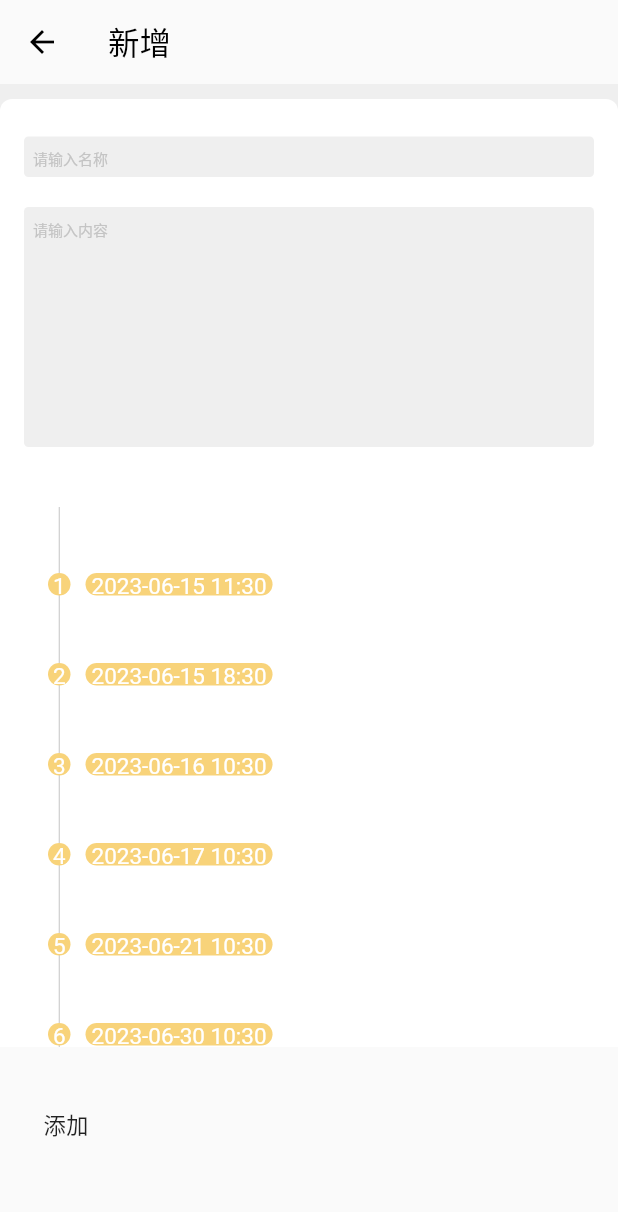
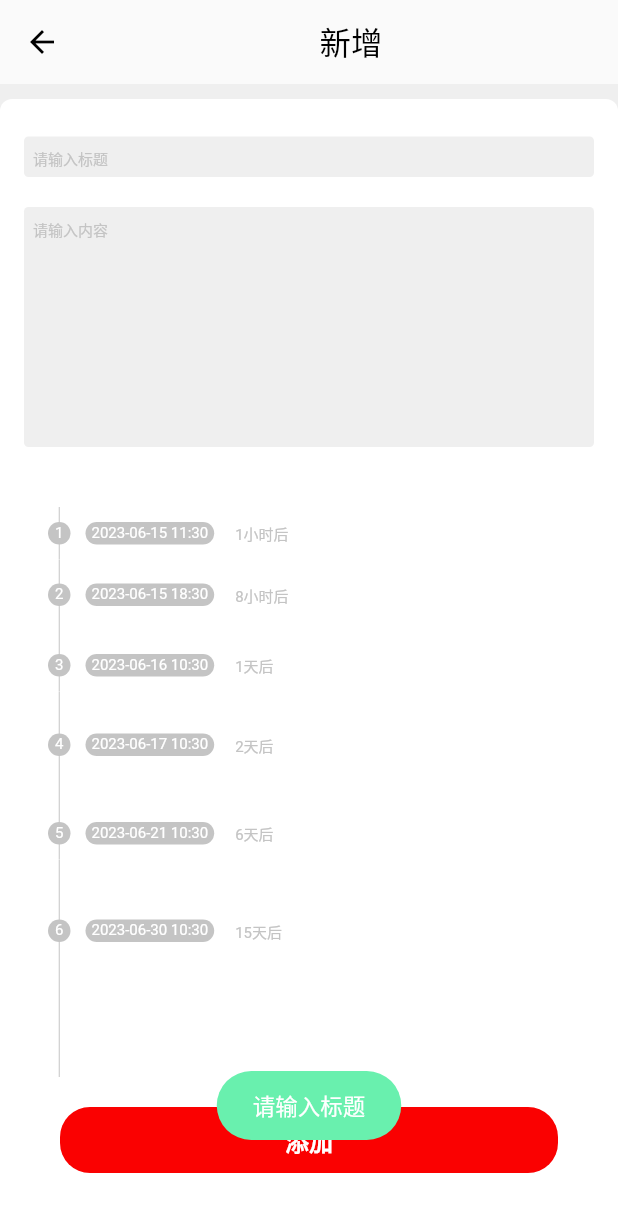
Before and after one commit to TG-lab3k/mobile-lapse-beta, a Flutter app: the AddedPage screen opened by its route, after a tap on "添加", on a phone screen of 412 x 824 dp. Shown: the top 1212 px of the screen. Run offline on Flutter 3.47's test engine with Material 2 defaults, Android fonts, the phone set to English and light mode, and no system bars; our stand-ins replace flutter_bloc, fluttertoast, go_router, pull_to_refresh, sqflite; missing offline and left inert: flutter_cupertino_datetime_picker; accounts and stored records are empty; generated files the repository leaves out were written again.

Commit message:
optimize added page

```diff
--- a/lib/business/memory/added/added_page.dart
+++ b/lib/business/memory/added/added_page.dart
@@ -2,11 +2,11 @@ import 'package:flutter/material.dart';
 import 'package:go_router/go_router.dart';
 import 'package:lapse/business/memory/added/added_service.dart';
 import 'package:lapse/business/memory/added/amend_timeline_widget.dart';
-import 'package:lapse/business/memory/repository/database/database_repository.dart';
 import 'package:lapse/business/memory/repository/database/memory_content.dart';
 import 'package:lapse/business/memory/repository/database/schedule.dart';
 import 'package:lapse/business/memory/repository/database/tenant.dart';
 import 'package:lapse/l10n/localizations.dart';
+import 'package:lapse/widget/clickable.dart';
 import 'package:lapse/widget/skeleton.dart';
 import 'package:flutter_gen/gen_l10n/app_localizations.dart';
 import 'package:lapse/widget/toasts.dart';
@@ -83,6 +83,7 @@ class _AddedPageState extends State<AddedPage> {
                           child: TextField(
                             maxLines: 1,
                             style: textFieldStyle,
+                            cursorColor: colorPrimary8,
                             decoration: buildInputDecoration(
                                 localizations.memAddedTitleHint),
                             keyboardType: TextInputType.text,
@@ -97,6 +98,7 @@ class _AddedPageState extends State<AddedPage> {
                           minLines: 8,
                           maxLines: 8,
                           style: textFieldStyle,
+                          cursorColor: colorPrimary8,
                           controller: _contentEditingController,
                           decoration: buildInputDecoration(
                               localizations.memAddedContentHint),
@@ -104,32 +106,41 @@ class _AddedPageState extends State<AddedPage> {
                       ),
                     ])))));
 
-    var contentWidget = Stack(
-      children: [
-        CustomScrollView(
+    var contentWidget = Container(
+        decoration: const BoxDecoration(color: colorPrimary6),
+        child: CustomScrollView(
           slivers: [
             topWidget,
             AmendTimelineWidget(
               paddingHorizontal: paddingStart * 2,
               timelineMap: _timelineMap,
             ),
+            SliverToBoxAdapter(
+                child: Container(
+              margin: const EdgeInsets.only(
+                  left: 20, right: 20, top: 20, bottom: 30),
+              child: Clickable(
+                listener: (_) => _createMemoryContent(context),
+                host: Container(
+                  margin: const EdgeInsets.only(left: 20, right: 20),
+                  padding: const EdgeInsets.fromLTRB(10, 10, 10, 10),
+                  decoration: BoxDecoration(
+                      color: colorPrimary1,
+                      borderRadius: BorderRadius.all(Radius.circular(20))),
+                  child: Center(
+                      child: Text(
+                    localizations.memAddedSubmit,
+                    style: TextStyle(
+                      color: colorPrimary6,
+                      fontSize: 16,
+                      fontWeight: FontWeight.bold,
+                    ),
+                  )),
+                ),
+              ),
+            ))
           ],
-        ),
-        Positioned(
-          bottom: 50,
-          child: Container(
-            child: MaterialButton(
-              onPressed: () {
-                print(
-                    "-----MaterialButton------: ${_titleEditingController.value.text}");
-                _createMemoryContent(context);
-              },
-              child: Text(localizations.memAddedSubmit),
-            ),
-          ),
-        )
-      ],
-    );
+        ));
 
     return contentWidget;
   }
@@ -145,7 +156,11 @@ class _AddedPageState extends State<AddedPage> {
   _createMemoryContent(BuildContext context) async {
     var title = _titleEditingController.value.text;
     var content = _contentEditingController.value.text;
-
+    if (title.isEmpty) {
+      String noTitle = TextI18ns.from(context).memAddedTipsNoTitle;
+      Toasts.toast(noTitle);
+      return;
+    }
     var times = _getDateTimes();
     List<ScheduleBo> schedules = [];
     times.forEach((time) {
@@ -162,7 +177,8 @@ class _AddedPageState extends State<AddedPage> {
 
     String appName = TextI18ns.from(context).appName;
     await _addedService.createMemoryContent(memoryContentBo, appName);
-    Toasts.toast("创建成功");
+    String memAddedSuccess = TextI18ns.from(context).memAddedSuccess;
+    Toasts.toast(memAddedSuccess);
     context.go("/");
   }
 }
--- a/lib/business/memory/added/amend_timeline_widget.dart
+++ b/lib/business/memory/added/amend_timeline_widget.dart
@@ -2,6 +2,7 @@ import 'package:flutter/material.dart';
 import 'package:flutter_cupertino_datetime_picker/flutter_cupertino_datetime_picker.dart';
 import 'package:intl/intl.dart';
 import 'package:lapse/business/memory/added/learning_curve.dart';
+import 'package:lapse/business/memory/common/util/common_formats.dart';
 import 'package:lapse/l10n/localizations.dart';
 import 'package:lapse/theme/colors.dart';
 import 'package:lapse/widget/clickable.dart';
@@ -50,6 +51,8 @@ class _AmendTimelineItemState extends State<_AmendTimelineItemWidget> {
       locale: _locale!,
       pickerTheme: DateTimePickerTheme(
         showTitle: true,
+        confirmTextStyle: TextStyle(color: colorPrimary8),
+        cancelTextStyle: TextStyle(color: colorPrimary8),
       ),
       pickerMode: DateTimePickerMode.datetime,
       onConfirm: (dateTime, List<int> index) {
@@ -63,6 +66,14 @@ class _AmendTimelineItemState extends State<_AmendTimelineItemWidget> {
   @override
   Widget build(BuildContext context) {
     const radius = BorderRadius.all(Radius.circular(15.0));
+    var localizations = TextI18ns.from(context);
+    double itemHeight = 10 + 10 + 15 + (widget.index * 6);
+    var endAt = widget.selectedAt != null ? widget.selectedAt! : widget.startAt;
+    var remaining =
+        CommonFormats.formatRemainingTime(widget.startAt, endAt, context);
+    if (remaining.isNotEmpty) {
+      remaining += localizations.commonLater;
+    }
     return Container(
         decoration: BoxDecoration(color: colorPrimary6),
         padding: EdgeInsets.fromLTRB(
@@ -75,20 +86,21 @@ class _AmendTimelineItemState extends State<_AmendTimelineItemWidget> {
                 children: [
                   Container(
                       width: 15,
-                      height: 60,
+                      height: itemHeight,
                       alignment: Alignment.center,
                       child: VerticalDivider(color: colorPrimary2, width: 1.0)),
                   Positioned(
-                    bottom: 1,
+                    bottom: 10,
                     child: Container(
                         height: 15,
                         width: 15,
                         alignment: Alignment.center,
                         decoration: const BoxDecoration(
-                            color: colorPrimary3, borderRadius: radius),
-                        child: Text("${widget.index + 1}",
+                            color: colorPrimary2, borderRadius: radius),
+                        child: Text((widget.index + 1).toString(),
                             textAlign: TextAlign.center,
                             style: TextStyle(
+                              fontSize: 10,
                               color: Colors.white,
                             ))),
                   ),
@@ -96,33 +108,49 @@ class _AmendTimelineItemState extends State<_AmendTimelineItemWidget> {
               ),
             ),
             Container(
-              //decoration: const BoxDecoration(color: colorPrimary2),
               margin: const EdgeInsets.only(left: 10),
               child: Stack(
                 children: [
                   Container(
-                      height: 60,
+                      height: itemHeight,
                       width: 200,
                       alignment: Alignment.center,
                       child: VerticalDivider(
                           color: Color.fromARGB(0x00, 0x00, 0x00, 0x00))),
                   Positioned(
-                    bottom: 1,
-                    child: Clickable(
+                    bottom: 10,
+                    child: Row(
+                      children: [
+                        Clickable(
                             host: Container(
                                 height: 15,
-                            padding: const EdgeInsets.only(left: 4, right: 4),
+                                padding:
+                                    const EdgeInsets.only(left: 4, right: 4),
                                 decoration: const BoxDecoration(
-                                color: colorPrimary3, borderRadius: radius),
+                                    color: colorPrimary2, borderRadius: radius),
                                 alignment: Alignment.center,
                                 child: Text(_format.format(widget.selectedAt!),
                                     textAlign: TextAlign.center,
                                     style: TextStyle(
-                                  color: Colors.white,
+                                      fontSize: 10,
+                                      color: colorPrimary6,
                                     ))),
                             listener: (Widget hostWidget) {
                               _showDateTimePicker(context);
                             }),
+                        Container(
+                            height: 15,
+                            padding: const EdgeInsets.only(left: 4, right: 4),
+                            margin: const EdgeInsets.only(left: 10),
+                            alignment: Alignment.center,
+                            child: Text(remaining,
+                                textAlign: TextAlign.center,
+                                style: TextStyle(
+                                  fontSize: 10,
+                                  color: colorPrimary2,
+                                )))
+                      ],
+                    ),
                   ),
                 ],
               ),
@@ -150,6 +178,7 @@ class _AmendTimelineWidgetState extends State<AmendTimelineWidget> {
     widget.timelineMap.clear();
     return SliverList(
       delegate: SliverChildBuilderDelegate((BuildContext context, int index) {
+        if (index < timelines.length) {
           var selectedAt = timelines[index];
           widget.timelineMap[index] = selectedAt;
           return _AmendTimelineItemWidget(
@@ -159,7 +188,23 @@ class _AmendTimelineWidgetState extends State<AmendTimelineWidget> {
             selectedAt: selectedAt,
             timelineMap: widget.timelineMap,
           );
-      }, childCount: timelines.length),
+        } else {
+          return Container(
+              decoration: BoxDecoration(color: colorPrimary6),
+              padding: EdgeInsets.fromLTRB(
+                  widget.paddingHorizontal!, 0, widget.paddingHorizontal!, 0),
+              child: Row(
+                mainAxisAlignment: MainAxisAlignment.start,
+                children: [
+                  Container(
+                      width: 15,
+                      height: 80,
+                      alignment: Alignment.center,
+                      child: VerticalDivider(color: colorPrimary2, width: 1.0)),
+                ],
+              ));
+        }
+      }, childCount: timelines.length + 1),
     );
   }
 }
--- /dev/null
+++ b/lib/business/memory/common/util/common_formats.dart
@@ -0,0 +1,43 @@
+import 'package:flutter/material.dart';
+import 'package:lapse/l10n/localizations.dart';
+
+class CommonFormats {
+  static String formatRemainingTime(
+      DateTime startAt, DateTime endAt, BuildContext context) {
+    var durationInMills =
+        endAt.millisecondsSinceEpoch - startAt.millisecondsSinceEpoch;
+    if (durationInMills <= 0) {
+      return "";
+    }
+
+    var days = durationInMills ~/ Duration.millisecondsPerDay;
+    if (days > 0) {
+      durationInMills = durationInMills - Duration(days: days).inMilliseconds;
+    }
+    var hours = durationInMills ~/ Duration.millisecondsPerHour;
+    if (hours > 0) {
+      durationInMills = durationInMills - Duration(hours: hours).inMilliseconds;
+    }
+    var minutes = durationInMills ~/ Duration.millisecondsPerMinute;
+
+    var localizations = TextI18ns.from(context);
+    var dayString = days.toString() + localizations.commonUnitDay;
+    var hourString = hours.toString() + localizations.commonUnitHour;
+    var minuteString = minutes.toString() + localizations.commonUnitMinute;
+    print(
+        "#CommonFormats# formatRemainingTime $dayString, $hourString, $minuteString");
+    var builder = StringBuffer("");
+    if (days > 0) {
+      builder.write(dayString);
+    }
+    if (hours > 0) {
+      builder.write(hourString);
+      if (minutes > 0) {
+        builder.write(minuteString);
+      }
+    } else if (days == 0) {
+      builder.write(minuteString);
+    }
+    return builder.toString();
+  }
+}
--- a/lib/business/memory/home/home_timeline_widget.dart
+++ b/lib/business/memory/home/home_timeline_widget.dart
@@ -21,8 +21,6 @@ class HomeTimelineItemWidget extends StatefulWidget {
 class _HomeTimelineItemState extends State<HomeTimelineItemWidget> {
   @override
   Widget build(BuildContext context) {
-    const radius = BorderRadius.all(Radius.circular(15.0));
-
     var memoryTitle = widget.memoryContentBo.title;
     var title = memoryTitle != null ? memoryTitle! : "";
     var memoryContent = widget.memoryContentBo.content;
--- a/lib/l10n/app_zh.arb
+++ b/lib/l10n/app_zh.arb
@@ -1,8 +1,14 @@
 {
   "appName": "Lapse",
   "memAddedTitle": "新增",
-  "memAddedTitleHint":"请输入名称",
+  "memAddedTitleHint":"请输入标题",
   "memAddedContentHint":"请输入内容",
   "memAddedSubmit":"添加",
-  "memAddedDateTimeFormat":"yy年-M月-d日 H时:m分"
+  "memAddedDateTimeFormat":"yy年-M月-d日 H时:m分",
+  "memAddedSuccess":"创建成功",
+  "memAddedTipsNoTitle":"请输入标题",
+  "commonUnitMinute":"分钟",
+  "commonUnitHour":"小时",
+  "commonUnitDay":"天",
+  "commonLater":"后"
 }
--- a/lib/widget/skeleton.dart
+++ b/lib/widget/skeleton.dart
@@ -22,7 +22,7 @@ class _SkeletonState extends State<Skeleton> {
     }
     return Scaffold(
       appBar: AppBar(
-        title: Text(title),
+        title: Center(child: Text(title)),
         elevation: 0,
       ),
       body: widget.body,
```
Also changed, not shown: lib/business/memory/common/readme.dart (added). Lines whose indentation alone changed are shown as unchanged.
